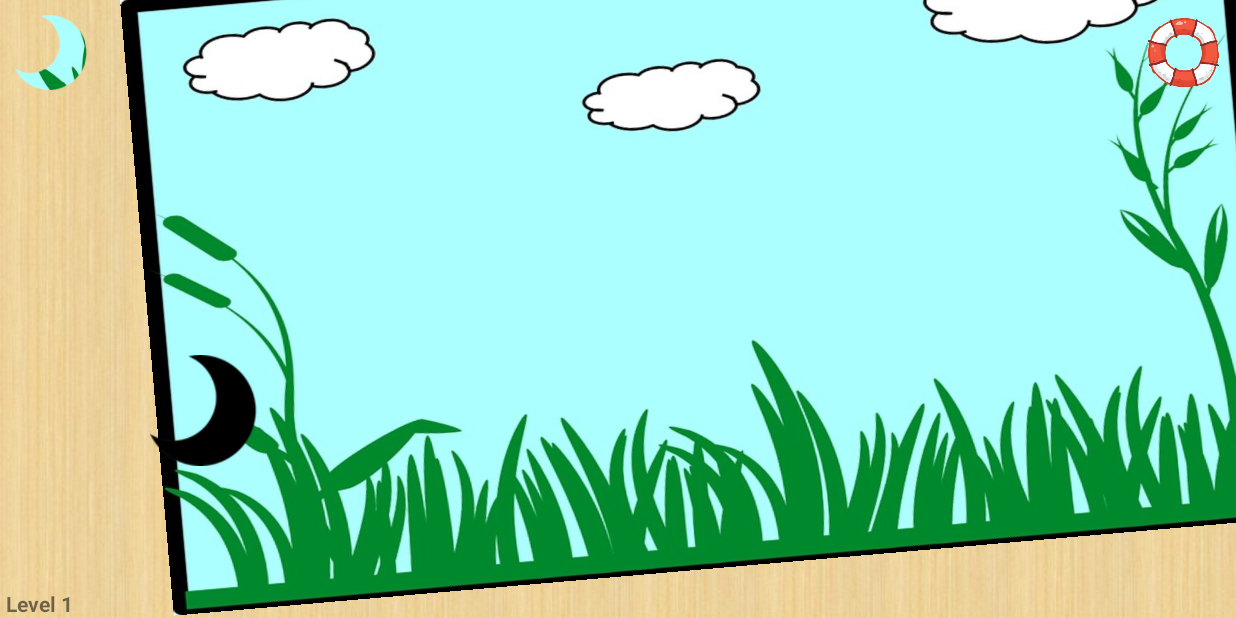
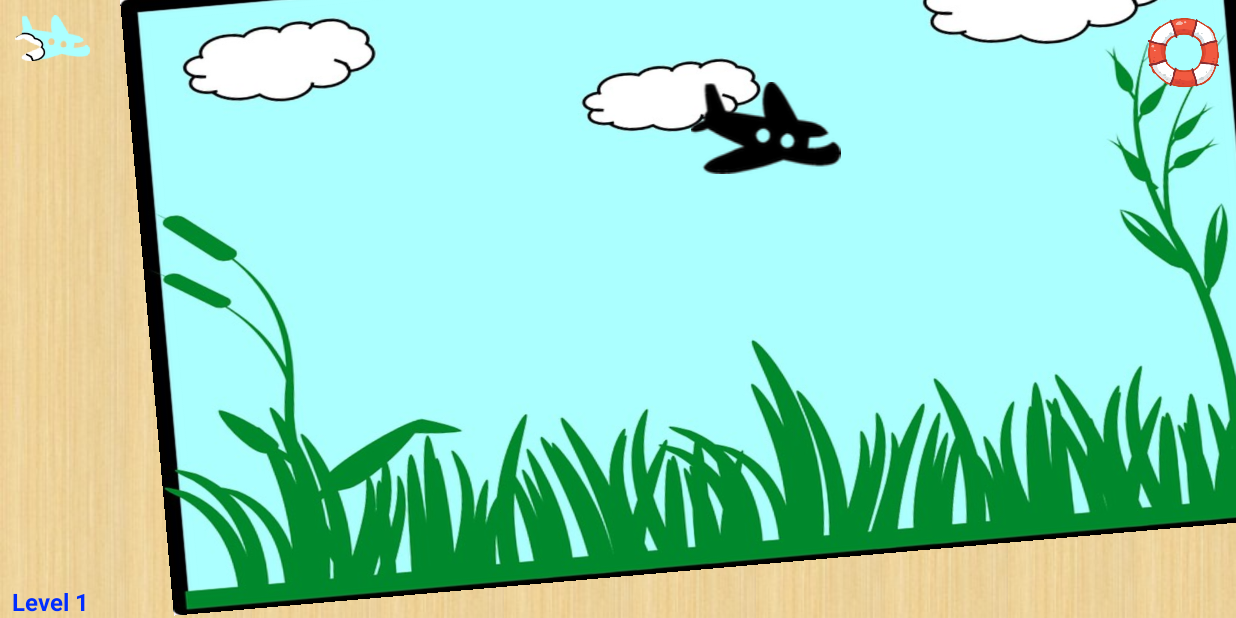
Before and after one commit to seydabilen/InternshipProject, an Android app: the screen it shows after launch (MainActivity), on a phone screen of 824 x 412 dp (held sideways). Run offline under Robolectric (Android 15) with nearby library versions, the light colour scheme and no system bars; our stand-ins replace AdMob.

Commit message:
fix various size bugs

```diff
--- a/app/src/main/java/com/codycus/internshipproject/MainActivity.java
+++ b/app/src/main/java/com/codycus/internshipproject/MainActivity.java
@@ -12,17 +12,25 @@ import android.view.animation.AnimationUtils;
 import android.widget.ImageView;
 import android.widget.TextView;
 
+import com.google.android.gms.ads.AdRequest;
+import com.google.android.gms.ads.AdView;
+import com.google.android.gms.ads.InterstitialAd;
+import com.google.android.gms.ads.MobileAds;
+
 import java.util.ArrayList;
 import java.util.Random;
 
 public class MainActivity extends AppCompatActivity {
     private ViewGroup puzzlePieceList, targetLayout;
-    private ArrayList<PuzzlePieceView> interactiveViews;
+    private ArrayList<PuzzlePieceView> interactiveViews = new ArrayList<>();
     private ImageView restartButton;
     private ImageView backgroundImage;
-    private MediaPlayer backgroundMusic;
+    private static MediaPlayer backgroundMusic, expandSound, shrink, fit, success, applause;
     private TextView levelid;
     private int levelNumber = 0;
+    private AdView bottomAdView;
+    private InterstitialAd mInterstitialAd;
+    private int length;
 
     @Override
     protected void onCreate(Bundle savedInstanceState) {
@@ -30,25 +38,61 @@ public class MainActivity extends AppCompatActivity {
         requestWindowFeature(Window.FEATURE_NO_TITLE);
         getWindow().setFlags(WindowManager.LayoutParams.FLAG_FULLSCREEN, WindowManager.LayoutParams.FLAG_FULLSCREEN);
         setContentView(R.layout.activity_main);
+        MobileAds.initialize(this, "ca-app-pub-4272100289211422~9540102157");
+        mInterstitialAd = new InterstitialAd(this);
+        mInterstitialAd.setAdUnitId("ca-app-pub-3940256099942544/1033173712");
+        mInterstitialAd.loadAd(new AdRequest.Builder().build());
+
         if (getSupportActionBar() != null) {
             getSupportActionBar().hide();
         }
-        backgroundMusic = MediaPlayer.create(MainActivity.this, R.raw.background);
-        backgroundMusic.start();
-        backgroundMusic.setLooping(true);
-        puzzlePieceList = (ViewGroup) findViewById(R.id.view_root);
-        targetLayout = (ViewGroup) findViewById(R.id.target_root);
-        restartButton = (ImageView) findViewById(R.id.iv_restart);
-        backgroundImage = (ImageView) findViewById(R.id.iv_background);
-        levelid = (TextView) findViewById(R.id.level_id);
+
+        expandSound = MediaPlayer.create(this, R.raw.expand);
+        shrink = MediaPlayer.create(this, R.raw.shrink);
+        fit = MediaPlayer.create(this, R.raw.fit);
+        success = MediaPlayer.create(this, R.raw.success);
+        applause = MediaPlayer.create(this, R.raw.applause);
+
+        puzzlePieceList = findViewById(R.id.fl_puzzle_piece_list);
+        targetLayout = findViewById(R.id.target_root);
+        restartButton = findViewById(R.id.iv_restart);
+        backgroundImage = findViewById(R.id.iv_background);
+        levelid = findViewById(R.id.level_id);
+        bottomAdView = findViewById(R.id.bottomAdView);
 
         restartButton.setOnClickListener(new View.OnClickListener() {
             @Override
             public void onClick(View view) {
+                levelNumber--;
+                targetLayout.setOnHierarchyChangeListener(null);
+                targetLayout.removeAllViews();
                 levelUp();
-
             }
         });
+
+        levelUp();
+        bottomAdView.loadAd(new AdRequest.Builder().build());
+        bottomAdView.setVisibility(View.GONE);
+    }
+
+    private void levelUp() {
+        levelNumber++;
+        levelid.setText("Level " + levelNumber);
+        puzzlePieceList.removeAllViews();
+        interactiveViews = new ArrayList<>();
+        backgroundImage.setImageResource(getRandomBackground());
+        Animation animSlide = AnimationUtils.loadAnimation(getApplicationContext(), R.anim.slide_left_out);
+        animSlide.setFillAfter(true);
+        backgroundImage.startAnimation(animSlide);
+
+        int pieceCount = levelNumber;
+        if (levelNumber > 5) {
+            pieceCount = 5;
+        }
+        for (int i = 0; i < pieceCount; i++) {
+            PuzzlePieceView puzzlePieceView = new PuzzlePieceView(this, puzzlePieceList, targetLayout, interactiveViews, backgroundImage);
+            interactiveViews.add(puzzlePieceView);
+        }
 
         targetLayout.setOnHierarchyChangeListener(new ViewGroup.OnHierarchyChangeListener() {
             @Override
@@ -59,30 +103,23 @@ public class MainActivity extends AppCompatActivity {
             @Override
             public void onChildViewRemoved(View view, View view1) {
                 if (targetLayout.getChildCount() == 0) {
+                    playApplauseSound();
                     levelUp();
                 }
             }
         });
 
-        levelUp();
-    }
-
-    private void levelUp() {
-        levelNumber++;
-        levelid.setText("Level " + levelNumber);
-        puzzlePieceList.removeAllViews();
-        backgroundImage.setImageResource(getRandomBackground());
-        Animation animSlide = AnimationUtils.loadAnimation(getApplicationContext(), R.anim.slide_left_out);
-        animSlide.setFillAfter(true);
-        backgroundImage.startAnimation(animSlide);
-
-        interactiveViews = new ArrayList<PuzzlePieceView>();
-
-        for (int i = 0; i < levelNumber; i++) {
-            PuzzlePieceView puzzlePieceView = new PuzzlePieceView(this, puzzlePieceList, targetLayout, interactiveViews, backgroundImage);
-            interactiveViews.add(puzzlePieceView);
+        if (levelNumber % 3 == 0) {
+            if (mInterstitialAd.isLoaded()) {
+                mInterstitialAd.show();
+            }
+        } else {
+            mInterstitialAd.loadAd(new AdRequest.Builder().build());
         }
 
+        if (levelNumber > 2) {
+            bottomAdView.setVisibility(View.VISIBLE);
+        }
     }
 
     private int getRandomBackground() {
@@ -90,8 +127,61 @@ public class MainActivity extends AppCompatActivity {
     }
 
     @Override
+    protected void onResume() {
+        super.onResume();
+        try {
+            backgroundMusic.seekTo(length);
+            backgroundMusic.start();
+        } catch (Exception e) {
+            backgroundMusic = MediaPlayer.create(MainActivity.this, R.raw.background);
+            backgroundMusic.start();
+            backgroundMusic.setLooping(true);
+        }
+    }
+
+    @Override
     protected void onPause() {
         super.onPause();
+        backgroundMusic.pause();
+        length = backgroundMusic.getCurrentPosition();
+    }
+
+    @Override
+    protected void onDestroy() {
+        super.onDestroy();
         backgroundMusic.release();
     }
+
+    public static void playExpandSound() {
+        if (!expandSound.isPlaying()) {
+            expandSound.start();
+        }
+    }
+
+    public static void playShrinkSound() {
+        if (!shrink.isPlaying()) {
+            shrink.start();
+        }
+    }
+
+    public static void playFitSound() {
+        if (!fit.isPlaying()) {
+            fit.start();
+        }
+    }
+
+    public static void playSuccessSound() {
+        if (!success.isPlaying()) {
+            success.start();
+        }
+    }
+
+    public static void playApplauseSound() {
+        if (!applause.isPlaying()) {
+            applause.start();
+        }
+    }
+
+    // bottom_unit_id : ca-app-pub-4272100289211422/4750809905
+    // fullscreen_id : ca-app-pub-4272100289211422/4435949289
 }
--- a/app/src/main/java/com/codycus/internshipproject/PuzzlePieceView.java
+++ b/app/src/main/java/com/codycus/internshipproject/PuzzlePieceView.java
@@ -10,7 +10,6 @@ import android.graphics.Point;
 import android.graphics.PorterDuff;
 import android.graphics.PorterDuffXfermode;
 import android.graphics.drawable.BitmapDrawable;
-import android.media.MediaPlayer;
 import android.util.DisplayMetrics;
 import android.util.TypedValue;
 import android.view.MotionEvent;
@@ -18,7 +17,6 @@ import android.view.View;
 import android.view.ViewGroup;
 import android.widget.FrameLayout;
 import android.widget.ImageView;
-import android.widget.ScrollView;
 
 import java.util.ArrayList;
 import java.util.Random;
@@ -29,17 +27,13 @@ import java.util.Random;
 
 public class PuzzlePieceView extends android.support.v7.widget.AppCompatImageView implements View.OnTouchListener {
     private Point firstPoint;
-    private ImageView targetView;
+    private ImageView blackMaskView;
     private int puzzlePieceInitialWidth = dp2px(50);
-    private int targetFrameWidth = dp2px(115);
-    private MediaPlayer expand, shrink, fit, success;
+    private int puzzlePieceInitialHeight;
+    private int targetFrameWidth;
+    private int targetFrameHeight;
     private int viewGroupWidth, viewGroupHeight;
     private int maskResourceId;
-
-
-    public ImageView getTargetView() {
-        return targetView;
-    }
 
     public PuzzlePieceView(Context context, ViewGroup puzzlePieceList, ViewGroup targetViewGroup, ArrayList<PuzzlePieceView> otherInteractiveViews, ImageView backgroundImage) {
         super(context);
@@ -47,14 +41,21 @@ public class PuzzlePieceView extends android.support.v7.widget.AppCompatImageVie
 
         Random randomGenerator = new Random();
 
-        FrameLayout.LayoutParams interactiveViewLayoutParams = new FrameLayout.LayoutParams(puzzlePieceInitialWidth, puzzlePieceInitialWidth);
-        int topMargin = (otherInteractiveViews.size() * puzzlePieceInitialWidth) + (dp2px(10) * (otherInteractiveViews.size() + 1));
-        interactiveViewLayoutParams.topMargin = topMargin;
+        blackMaskView = new ImageView(getContext());
+        maskResourceId = getRandomMask();
+        Bitmap originalMask = BitmapFactory.decodeResource(getResources(), maskResourceId);
+
+        puzzlePieceInitialHeight = (int) ((double) originalMask.getHeight() / (double) originalMask.getWidth() * (double) puzzlePieceInitialWidth);
+
+        FrameLayout.LayoutParams interactiveViewLayoutParams = new FrameLayout.LayoutParams(puzzlePieceInitialWidth, puzzlePieceInitialHeight);
+        int marginSum = dp2px(10);
+        for (View view : otherInteractiveViews) {
+            marginSum += view.getLayoutParams().height + dp2px(10);
+        }
+        interactiveViewLayoutParams.topMargin = marginSum;
         interactiveViewLayoutParams.leftMargin = dp2px(10);
 
-        targetView = new ImageView(getContext());
-        maskResourceId = getRandomMask();
-        targetView.setImageResource(maskResourceId);
+        blackMaskView.setImageResource(maskResourceId);
 
         DisplayMetrics displayMetrics = new DisplayMetrics();
         ((Activity) context).getWindowManager().getDefaultDisplay().getMetrics(displayMetrics);
@@ -62,18 +63,21 @@ public class PuzzlePieceView extends android.support.v7.widget.AppCompatImageVie
         viewGroupHeight = displayMetrics.heightPixels;
 
         while (true) {
-            targetFrameWidth = randomGenerator.nextInt(200) + puzzlePieceInitialWidth;
-            FrameLayout.LayoutParams targetViewParams = new FrameLayout.LayoutParams(targetFrameWidth, targetFrameWidth);
+            targetFrameWidth = randomGenerator.nextInt(dp2px(80)) + puzzlePieceInitialWidth;
+            targetFrameHeight = (int) ((double) originalMask.getHeight() / (double) originalMask.getWidth() * (double) targetFrameWidth);
+            FrameLayout.LayoutParams targetViewParams = new FrameLayout.LayoutParams(targetFrameWidth, targetFrameHeight);
             targetViewParams.leftMargin = randomGenerator.nextInt(Math.max(0, (viewGroupWidth - targetFrameWidth))) + 1;
-            targetViewParams.topMargin = randomGenerator.nextInt(Math.max(0, (viewGroupHeight - targetFrameWidth))) + 1;
-            targetView.setLayoutParams(targetViewParams);
+            targetViewParams.topMargin = randomGenerator.nextInt(Math.max(0, (viewGroupHeight - dp2px(60) - targetFrameWidth))) + 1;
+            blackMaskView.setLayoutParams(targetViewParams);
 
             boolean intersects = false;
             for (int viewIndex = 0; viewIndex < targetViewGroup.getChildCount(); viewIndex++) {
-                View oldTargetView = targetViewGroup.getChildAt(viewIndex);
-                if (isViewsIntersects((FrameLayout.LayoutParams) oldTargetView.getLayoutParams(), targetViewParams)) {
-                    intersects = true;
-                    break;
+                View otherPieceView = targetViewGroup.getChildAt(viewIndex);
+                if (otherPieceView != null) {
+                    if (isViewsIntersects((FrameLayout.LayoutParams) otherPieceView.getLayoutParams(), targetViewParams)) {
+                        intersects = true;
+                        break;
+                    }
                 }
             }
 
@@ -83,11 +87,12 @@ public class PuzzlePieceView extends android.support.v7.widget.AppCompatImageVie
                 double widthAspect = (double) originalImage.getWidth() / (double) viewGroupWidth;
                 double heightAspect = (double) originalImage.getHeight() / (double) viewGroupHeight;
 
-                Bitmap originalMask = BitmapFactory.decodeResource(getResources(), maskResourceId);
-                double originalMaskRatio = originalMask.getWidth() / originalMask.getHeight();
-                Bitmap croppedBitmap = Bitmap.createBitmap(originalImage, (int) (targetViewParams.leftMargin * widthAspect), (int) (targetViewParams.topMargin * heightAspect), (int) (targetViewParams.width * widthAspect), (int) (targetViewParams.height * heightAspect));
-                Bitmap resizedMask = Bitmap.createScaledBitmap(originalMask, croppedBitmap.getWidth(), croppedBitmap.getWidth(), false);
+                Bitmap croppedBitmap = Bitmap.createBitmap(originalImage, (int) (targetViewParams.leftMargin * widthAspect), (int) (targetViewParams.topMargin * heightAspect), (int) (targetViewParams.width * widthAspect), (int) (targetViewParams.height * widthAspect));
+
+                Bitmap resizedMask = Bitmap.createScaledBitmap(originalMask, croppedBitmap.getWidth(), croppedBitmap.getHeight(), false);
+
                 Bitmap result = Bitmap.createBitmap(resizedMask.getWidth(), resizedMask.getHeight(), Bitmap.Config.ARGB_8888);
+
                 Canvas mCanvas = new Canvas(result);
                 Paint paint = new Paint(Paint.ANTI_ALIAS_FLAG);
                 paint.setXfermode(new PorterDuffXfermode(PorterDuff.Mode.DST_IN));
@@ -98,7 +103,7 @@ public class PuzzlePieceView extends android.support.v7.widget.AppCompatImageVie
                 setImageBitmap(result);
 
 
-                targetViewGroup.addView(targetView, targetViewParams);
+                targetViewGroup.addView(blackMaskView, targetViewParams);
                 break;
             }
         }
@@ -119,20 +124,14 @@ public class PuzzlePieceView extends android.support.v7.widget.AppCompatImageVie
         int X = (int) event.getRawX();
         int Y = (int) event.getRawY();
 
-
         switch (event.getAction() & MotionEvent.ACTION_MASK) {
             case MotionEvent.ACTION_DOWN:
-                ((ScrollView) ((FrameLayout) v.getParent()).getParent()).requestDisallowInterceptTouchEvent(true);
-                expand = MediaPlayer.create(getContext(), R.raw.expand);
-                expand.start();
+                MainActivity.playExpandSound();
                 Float ratio = (float) targetFrameWidth / (float) puzzlePieceInitialWidth;
-                v.setScaleX(ratio);
-                v.setScaleY(ratio);
+                animate().setDuration(300).scaleX(ratio).scaleY(ratio);
                 break;
             case MotionEvent.ACTION_UP:
-                ((ScrollView) ((FrameLayout) v.getParent()).getParent()).requestDisallowInterceptTouchEvent(false);
-                v.setScaleX(1);
-                v.setScaleY(1);
+                animate().setDuration(500).scaleX(1).scaleY(1);
                 this.onDropView(this, event);
                 break;
             case MotionEvent.ACTION_POINTER_DOWN:
@@ -150,27 +149,24 @@ public class PuzzlePieceView extends android.support.v7.widget.AppCompatImageVie
     }
 
     public void returnToOriginalPosition() {
-        shrink = MediaPlayer.create(getContext(), R.raw.shrink);
-        shrink.start();
+        MainActivity.playShrinkSound();
         animate().setDuration(200).x(firstPoint.x).y(firstPoint.y).start();
     }
 
     public void onDropView(PuzzlePieceView interactiveView, MotionEvent event) {
+        MainActivity.playFitSound();
 
         Float x = event.getRawX() - interactiveView.getWidth() / 4;
         Float y = event.getRawY() - interactiveView.getHeight() / 4;
         int[] location = new int[2];
-        targetView.getLocationOnScreen(location);
+        blackMaskView.getLocationOnScreen(location);
         int targetViewMinX = location[0];
         int targetViewMinY = location[1];
-        Boolean intersects = (x > targetViewMinX && x < (targetViewMinX + targetView.getWidth()))
-                && (y > targetViewMinY && y < (targetViewMinY + targetView.getHeight()));
+        Boolean intersects = (x > targetViewMinX && x < (targetViewMinX + blackMaskView.getWidth()))
+                && (y > targetViewMinY && y < (targetViewMinY + blackMaskView.getHeight()));
 
         if (intersects) {
-            fit = MediaPlayer.create(getContext(), R.raw.fit);
-            fit.start();
-            success = MediaPlayer.create(getContext(), R.raw.success);
-            success.start();
+            MainActivity.playSuccessSound();
             makeCompleted();
         } else {
             interactiveView.returnToOriginalPosition();
@@ -178,10 +174,12 @@ public class PuzzlePieceView extends android.support.v7.widget.AppCompatImageVie
     }
 
     public void makeCompleted() {
-        if ( null != targetView.getParent()) {
-            ((ViewGroup) targetView.getParent()).removeView(targetView);
-            //((ViewGroup) this.getParent()).removeView(this);
+        if (blackMaskView.getParent() != null) {
+            ((ViewGroup) blackMaskView.getParent()).removeView(blackMaskView);
+        }
 
+        if (this.getParent() != null) {
+            ((ViewGroup) this.getParent()).removeView(this);
         }
     }
 
@@ -189,7 +187,7 @@ public class PuzzlePieceView extends android.support.v7.widget.AppCompatImageVie
         return (int) TypedValue.applyDimension(TypedValue.COMPLEX_UNIT_DIP, dp, getResources().getDisplayMetrics());
     }
 
-    private int getRandomMask(){
-        return this.getResources().getIdentifier("mask_" + new Random().nextInt(16), "drawable", getContext().getPackageName());
+    private int getRandomMask() {
+        return this.getResources().getIdentifier("mask_" + new Random().nextInt(15), "drawable", getContext().getPackageName());
     }
 }
--- a/app/src/main/res/layout/activity_main.xml
+++ b/app/src/main/res/layout/activity_main.xml
@@ -1,5 +1,6 @@
 <?xml version="1.0" encoding="utf-8"?>
 <FrameLayout xmlns:android="http://schemas.android.com/apk/res/android"
+    xmlns:ads="http://schemas.android.com/apk/res-auto"
     xmlns:tools="http://schemas.android.com/tools"
     android:layout_width="match_parent"
     android:layout_height="match_parent"
@@ -14,7 +15,7 @@
             android:id="@+id/iv_background"
             android:layout_width="match_parent"
             android:layout_height="match_parent"
-            android:scaleType="fitXY"/>
+            android:scaleType="fitXY" />
 
         <FrameLayout
             android:id="@+id/target_root"
@@ -22,18 +23,10 @@
             android:layout_height="match_parent" />
     </FrameLayout>
 
-    <ScrollView
+    <FrameLayout
+        android:id="@+id/fl_puzzle_piece_list"
         android:layout_width="match_parent"
-        android:layout_height="match_parent"
-        android:fillViewport="true">
-
-        <FrameLayout
-            android:id="@+id/view_root"
-            android:layout_width="match_parent"
-            android:layout_height="match_parent"
-            tools:ignore="ScrollViewSize" />
-
-    </ScrollView>
+        android:layout_height="match_parent" />
 
     <ImageView
         android:id="@+id/iv_restart"
@@ -48,8 +41,17 @@
         android:layout_width="wrap_content"
         android:layout_height="wrap_content"
         android:layout_gravity="bottom"
-        android:text=" "
-        android:layout_marginLeft="4dp"
+        android:textColor="#002DFF"
+        android:textSize="16dp"
+        android:layout_marginLeft="8dp"
         android:textStyle="bold" />
 
+    <com.google.android.gms.ads.AdView
+        android:id="@+id/bottomAdView"
+        android:layout_width="match_parent"
+        android:layout_height="wrap_content"
+        android:layout_gravity="bottom"
+        android:layout_marginLeft="80dp"
+        ads:adSize="BANNER"
+        ads:adUnitId="ca-app-pub-3940256099942544/6300978111" />
 </FrameLayout>
--- a/build.gradle
+++ b/build.gradle
@@ -3,9 +3,10 @@
 buildscript {
     repositories {
         jcenter()
+        google()
     }
     dependencies {
-        classpath 'com.android.tools.build:gradle:2.2.3'
+        classpath 'com.android.tools.build:gradle:3.1.0'
 
         // NOTE: Do not place your application dependencies here; they belong
         // in the individual module build.gradle files
@@ -15,6 +16,7 @@ buildscript {
 allprojects {
     repositories {
         jcenter()
+        google()
     }
 }
 
```
Also changed, not shown: app/build.gradle (+7 -10 lines), app/src/main/res/drawable/mask_16.png (deleted), app/src/main/res/drawable/mask_5.png, gradle/wrapper/gradle-wrapper.properties.
